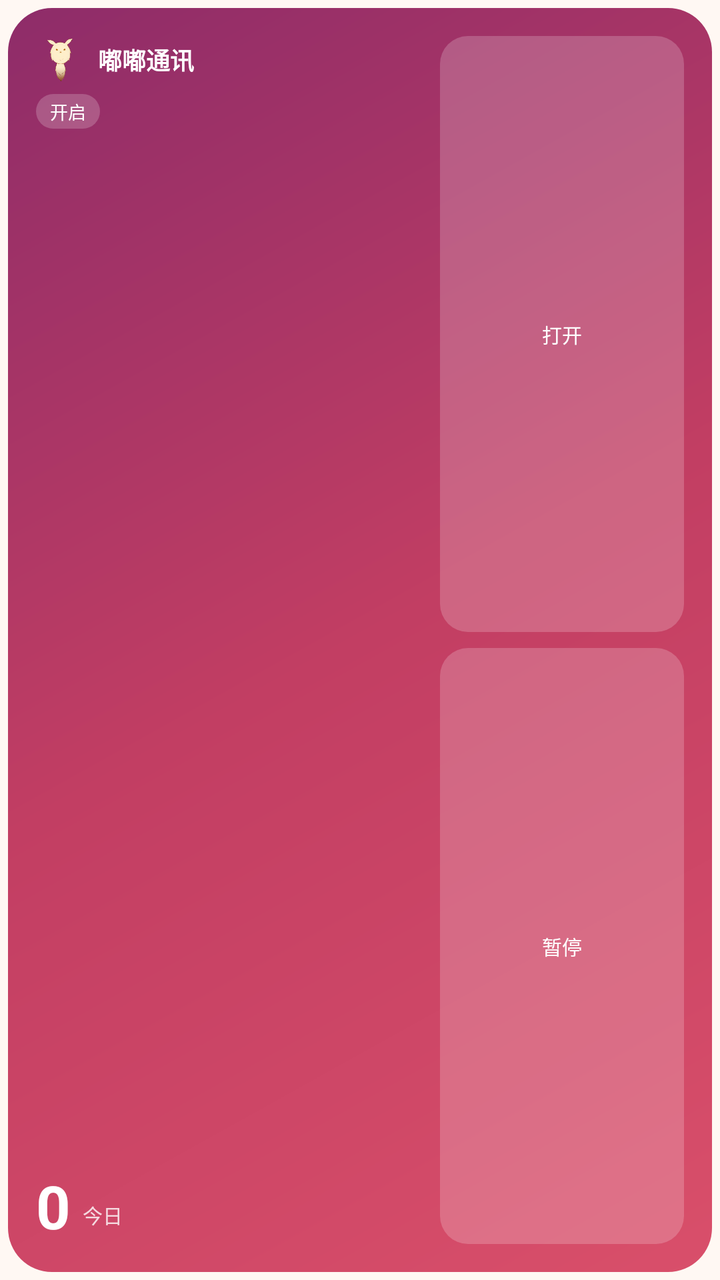
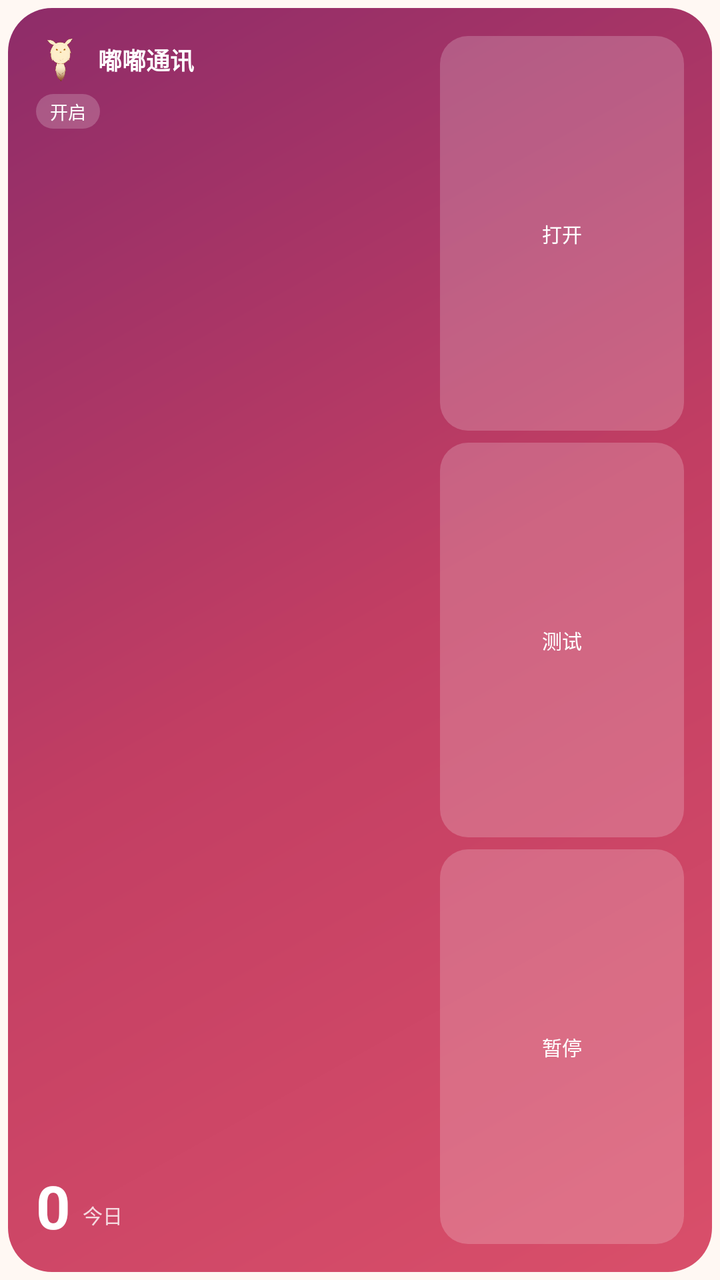

Two renders of the same Android screen: before a commit and after it. Below are the layout's source before the change and the commit's diff.
<!-- AndroidManifest.xml: application theme Theme.Sms2Bark -->
<!-- res/layout/widget_dodocomm_wide.xml -->
<?xml version="1.0" encoding="utf-8"?>
<FrameLayout xmlns:android="http://schemas.android.com/apk/res/android"
    android:id="@+id/widget_root"
    android:layout_width="match_parent"
    android:layout_height="match_parent"
    android:background="@android:color/transparent"
    android:padding="4dp">

    <LinearLayout
        android:id="@+id/widget_card"
        android:layout_width="match_parent"
        android:layout_height="match_parent"
        android:background="@drawable/widget_background"
        android:orientation="horizontal"
        android:padding="14dp">

        <LinearLayout
            android:layout_width="0dp"
            android:layout_height="match_parent"
            android:layout_weight="1"
            android:orientation="vertical">

            <LinearLayout
                android:layout_width="match_parent"
                android:layout_height="wrap_content"
                android:gravity="center_vertical"
                android:orientation="horizontal">

                <ImageView
                    android:layout_width="24dp"
                    android:layout_height="24dp"
                    android:contentDescription="@null"
                    android:src="@drawable/dodoco_mascot" />

                <TextView
                    android:id="@+id/widget_title"
                    android:layout_width="0dp"
                    android:layout_height="wrap_content"
                    android:layout_marginStart="7dp"
                    android:layout_weight="1"
                    android:ellipsize="end"
                    android:maxLines="1"
                    android:text="@string/widget_title"
                    android:textColor="#FFFFFFFF"
                    android:textSize="12sp"
                    android:textStyle="bold" />

            </LinearLayout>

            <TextView
                android:id="@+id/widget_status"
                android:layout_width="wrap_content"
                android:layout_height="wrap_content"
                android:layout_marginTop="5dp"
                android:background="@drawable/widget_chip"
                android:ellipsize="end"
                android:maxLines="1"
                android:maxWidth="96dp"
                android:paddingHorizontal="7dp"
                android:paddingVertical="2dp"
                android:text="@string/widget_status_on"
                android:textColor="#FFFFFFFF"
                android:textSize="9sp" />

            <LinearLayout
                android:layout_width="match_parent"
                android:layout_height="0dp"
                android:layout_weight="1"
                android:gravity="bottom"
                android:orientation="horizontal">
                <TextView
                    android:id="@+id/widget_count"
                    android:layout_width="wrap_content"
                    android:layout_height="wrap_content"
                    android:includeFontPadding="false"
                    android:text="0"
                    android:textColor="#FFFFFFFF"
                    android:textSize="30sp"
                    android:textStyle="bold" />
                <TextView
                    android:id="@+id/widget_count_label"
                    android:layout_width="wrap_content"
                    android:layout_height="wrap_content"
                    android:layout_gravity="bottom"
                    android:layout_marginStart="6dp"
                    android:layout_marginBottom="3dp"
                    android:text="@string/widget_label_today"
                    android:textColor="#CCFFFFFF"
                    android:textSize="10sp" />
            </LinearLayout>
        </LinearLayout>

        <LinearLayout
            android:layout_width="122dp"
            android:layout_height="match_parent"
            android:layout_marginStart="14dp"
            android:orientation="vertical">

            <TextView
                android:id="@+id/widget_open"
                android:layout_width="match_parent"
                android:layout_height="0dp"
                android:layout_weight="1"
                android:background="@drawable/widget_chip"
                android:ellipsize="end"
                android:gravity="center"
                android:maxLines="1"
                android:paddingHorizontal="4dp"
                android:text="@string/widget_action_open"
                android:textColor="#FFFFFFFF"
                android:textSize="10sp" />

            <TextView
                android:id="@+id/widget_toggle"
                android:layout_width="match_parent"
                android:layout_height="0dp"
                android:layout_marginTop="8dp"
                android:layout_weight="1"
                android:background="@drawable/widget_chip"
                android:ellipsize="end"
                android:gravity="center"
                android:maxLines="1"
                android:paddingHorizontal="4dp"
                android:text="@string/widget_action_pause"
                android:textColor="#FFFFFFFF"
                android:textSize="10sp" />
        </LinearLayout>
    </LinearLayout>
</FrameLayout>
<!-- resources referenced by this layout -->
<resources>
  <!-- drawable dodoco_mascot: png bitmap (drawable-nodpi, 144085 bytes) -->
  <!-- drawable widget_background (drawable) -->
  <?xml version="1.0" encoding="utf-8"?>
  <shape xmlns:android="http://schemas.android.com/apk/res/android" android:shape="rectangle">
      <gradient
          android:angle="135"
          android:startColor="#D94F6A"
          android:centerColor="#C23E63"
          android:endColor="#8E2C69" />
      <corners android:radius="22dp" />
  </shape>
  <!-- drawable widget_chip (drawable) -->
  <?xml version="1.0" encoding="utf-8"?>
  <shape xmlns:android="http://schemas.android.com/apk/res/android" android:shape="rectangle">
      <solid android:color="#33FFFFFF" />
      <corners android:radius="14dp" />
  </shape>
  <string name="widget_action_open">打开</string>
  <string name="widget_action_pause">暂停</string>
  <string name="widget_label_today">今日</string>
  <string name="widget_status_on">开启</string>
  <string name="widget_title">嘟嘟通讯</string>
  <style name="Theme.Sms2Bark" parent="android:Theme.Material.Light.NoActionBar">
          <item name="android:windowBackground">@color/splash_background</item>
          <item name="android:statusBarColor">@android:color/transparent</item>
          <item name="android:navigationBarColor">@android:color/transparent</item>
          <item name="android:windowLightStatusBar">true</item>
          <item name="android:windowDrawsSystemBarBackgrounds">true</item>
      </style>
  <color name="splash_background">#FFFFF8F3</color>
</resources>

<!-- the commit's change to res/layout/widget_dodocomm_wide.xml (unified diff, before → after) -->
@@ -62,6 +62,16 @@
                 android:textColor="#FFFFFFFF"
                 android:textSize="9sp" />
 
+            <TextView
+                android:id="@+id/widget_stats"
+                android:layout_width="wrap_content"
+                android:layout_height="wrap_content"
+                android:layout_marginTop="3dp"
+                android:ellipsize="end"
+                android:maxLines="1"
+                android:textColor="#E6FFFFFF"
+                android:textSize="9sp" />
+
             <LinearLayout
                 android:layout_width="match_parent"
                 android:layout_height="0dp"
@@ -111,10 +121,25 @@
                 android:textSize="10sp" />
 
             <TextView
+                android:id="@+id/widget_test"
+                android:layout_width="match_parent"
+                android:layout_height="0dp"
+                android:layout_marginTop="6dp"
+                android:layout_weight="1"
+                android:background="@drawable/widget_chip"
+                android:ellipsize="end"
+                android:gravity="center"
+                android:maxLines="1"
+                android:paddingHorizontal="4dp"
+                android:text="@string/widget_action_test"
+                android:textColor="#FFFFFFFF"
+                android:textSize="10sp" />
+
+            <TextView
                 android:id="@+id/widget_toggle"
                 android:layout_width="match_parent"
                 android:layout_height="0dp"
-                android:layout_marginTop="8dp"
+                android:layout_marginTop="6dp"
                 android:layout_weight="1"
                 android:background="@drawable/widget_chip"
                 android:ellipsize="end"
<!-- resource entries referenced after the edit -->
@@ -19,6 +19,7 @@
   </shape>
   <string name="widget_action_open">打开</string>
   <string name="widget_action_pause">暂停</string>
+  <string name="widget_action_test">测试</string>
   <string name="widget_label_today">今日</string>
   <string name="widget_status_on">开启</string>
   <string name="widget_title">嘟嘟通讯</string>
